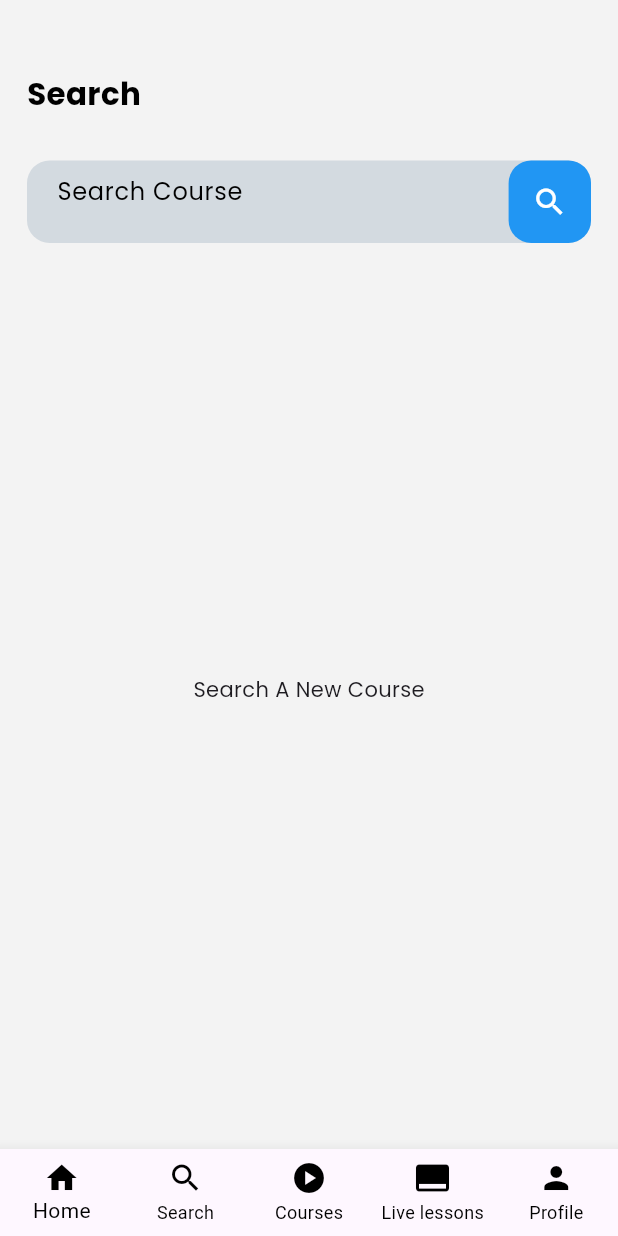
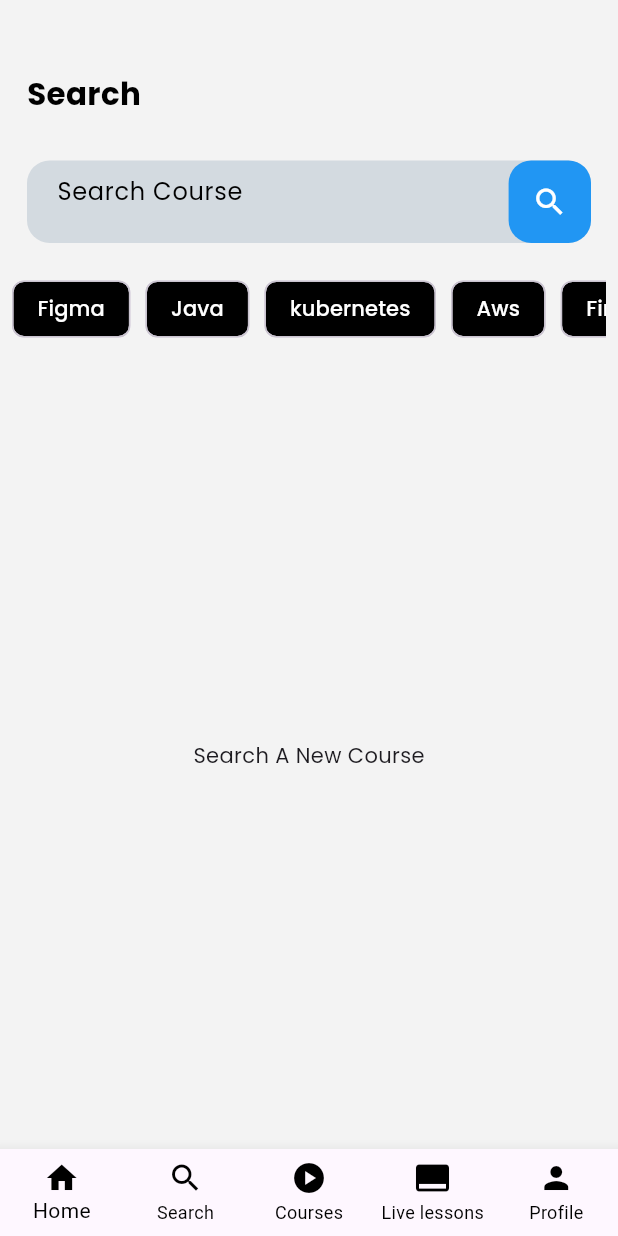
Before and after one commit to mackings/decodelms, a Flutter app: the SearchScreen screen opened directly, on a phone screen of 412 x 824 dp. Run offline on Flutter 3.47's test engine with Material 3 defaults, Android fonts, the phone set to English and light mode, and no system bars; our stand-ins replace badges, carousel_slider, flutter_riverpod, google_fonts, modal_bottom_sheet, permission_handler and 6 more; missing offline and left inert: appinio_video_player, clipboard, flutter_background, flutter_webrtc, peerdart, stomp_dart_client and 1 more; accounts and stored records are empty.

Commit message:
bug fixes

```diff
--- a/lib/views/Homepage/home.dart
+++ b/lib/views/Homepage/home.dart
@@ -238,12 +238,14 @@ class _HomepageState extends ConsumerState<Homepage> {
               ],
             ),
           ),
+
           Padding(
             padding: const EdgeInsets.all(8.0),
             child: AllCourseCarouselSlider(),
           ),
+
           SizedBox(
-            height: 2.h,
+            height: 5.h,
           ),
           Padding(
             padding: const EdgeInsets.all(8.0),
--- a/lib/views/course/search.dart
+++ b/lib/views/course/search.dart
@@ -48,6 +48,8 @@ class _SearchScreenState extends State<SearchScreen> {
 
   TextEditingController searchController = TextEditingController();
   List<Courseresults> searchResults = [];
+  List<String> tags = ["Figma", "Java", "kubernetes","Aws","Finace","Business Management","Exercise"];
+   String selectedTag = '';
 
   Future<void> searchCourses(String query) async {
     setState(() {
@@ -167,6 +169,44 @@ class _SearchScreenState extends State<SearchScreen> {
                     ),
                   ),
                 ),
+
+              Padding(
+                padding: const EdgeInsets.symmetric(vertical: 10),
+                child: SingleChildScrollView( // Allow scrolling if tags exceed screen width
+                  scrollDirection: Axis.horizontal,
+                  child: Row(
+                    children: tags.map((tag) {
+                      return Padding(
+                        padding: const EdgeInsets.only(right: 10,top: 10,bottom: 10), // Adjust spacing between tags
+                        child: GestureDetector(
+                          onTap: () {
+                              setState(() {
+                                selectedTag = tag;
+                              });
+                              // searchController.text = tag;
+                              searchCourses(tag);
+                          },
+                          child: Chip(
+                              label: Text(
+                                tag,
+                                style: GoogleFonts.poppins(
+                                      color: selectedTag == tag
+                                      ? Colors.black
+                                      : Colors.white,
+
+                                ),
+
+                              ),
+                              backgroundColor: selectedTag == tag
+                                  ? Colors.blue // Change color when selected
+                                  : Colors.black,
+                            ),
+                        ),
+                      );
+                    }).toList(),
+                  ),
+                ),
+              ),
                 Expanded(
                   child: searchResults.isEmpty
                       ? Center(
@@ -207,9 +247,7 @@ class _SearchScreenState extends State<SearchScreen> {
                                           context: context,
                                           builder: (context) =>
                                               CourseDetailsBottomSheet(
-                                            courseImage: searchResults[index]
-                                                .courseImages[index]
-                                                .path,
+                                            courseImage: searchResults[index].courseImages.first.path,
                                             title: searchResults[index]
                                                 .courseTitle,
                                             description: searchResults[index]
--- a/lib/widgets/course/courseslider.dart
+++ b/lib/widgets/course/courseslider.dart
@@ -235,7 +235,6 @@ Future<List<Coursem>?> fetchAllCourses() async {
           return AllCourseCardShimmer();
         } else if (snapshot.hasData) {
           final allCourses = snapshot.data;
-          print('Snapshot has data $allCourses');
           return Padding(
             padding: const EdgeInsets.all(8.0),
             child: CarouselSlider(
```
